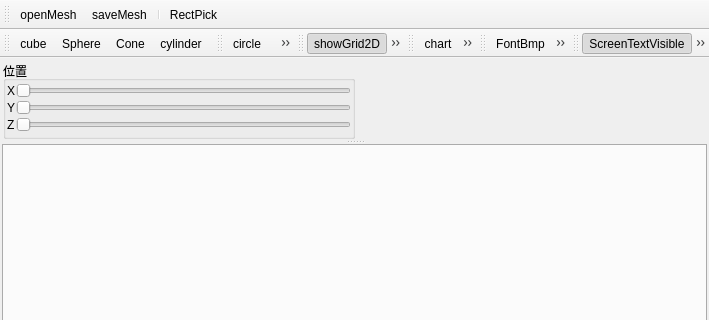
This is source/main/ui/MainWindow.ui in LonelyPolarbear/EasyPlot as Qt 5 draws it before an edit; both pictures show x 0 to 709 and y 0 to 320 of the 709 by 486 pixel window. The edited form follows.
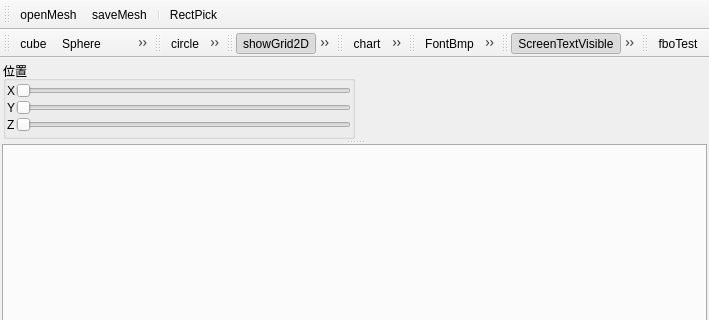
This is the edited form. Icons and pictures are not drawn.

What changed in the file:
```diff
--- a/source/main/ui/MainWindow.ui
+++ b/source/main/ui/MainWindow.ui
@@ -330,6 +330,18 @@
    <addaction name="ActScreenTipVisible"/>
    <addaction name="ActScreenShot"/>
   </widget>
+  <widget class="QToolBar" name="toolBar_8">
+   <property name="windowTitle">
+    <string>toolBar_8</string>
+   </property>
+   <attribute name="toolBarArea">
+    <enum>TopToolBarArea</enum>
+   </attribute>
+   <attribute name="toolBarBreak">
+    <bool>false</bool>
+   </attribute>
+   <addaction name="ActfboTest"/>
+  </widget>
   <action name="ActCube">
    <property name="icon">
     <iconset resource="../qrc/easyPlotqrc.qrc">
@@ -624,6 +636,15 @@
     <string>axis2d</string>
    </property>
   </action>
+  <action name="ActfboTest">
+   <property name="icon">
+    <iconset resource="../qrc/easyPlotqrc.qrc">
+     <normaloff>:/icon/test.svg</normaloff>:/icon/test.svg</iconset>
+   </property>
+   <property name="text">
+    <string>fboTest</string>
+   </property>
+  </action>
  </widget>
  <resources>
   <include location="../qrc/easyPlotqrc.qrc"/>
```
